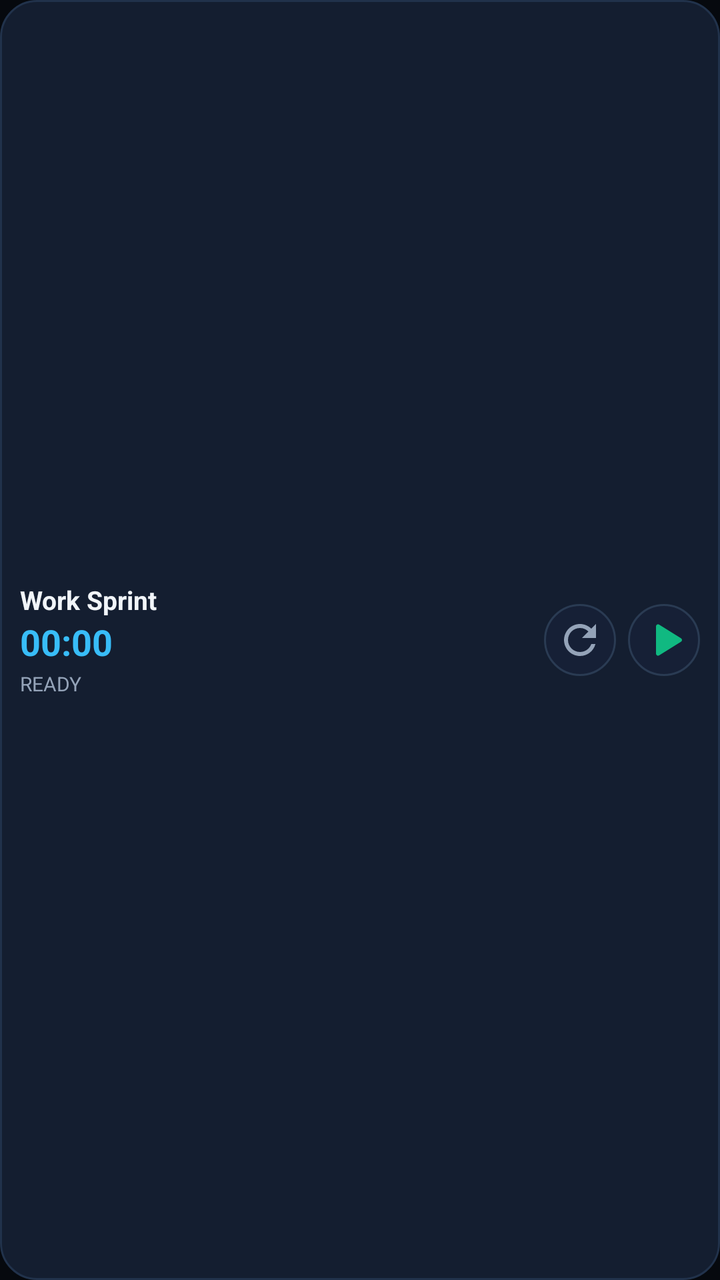
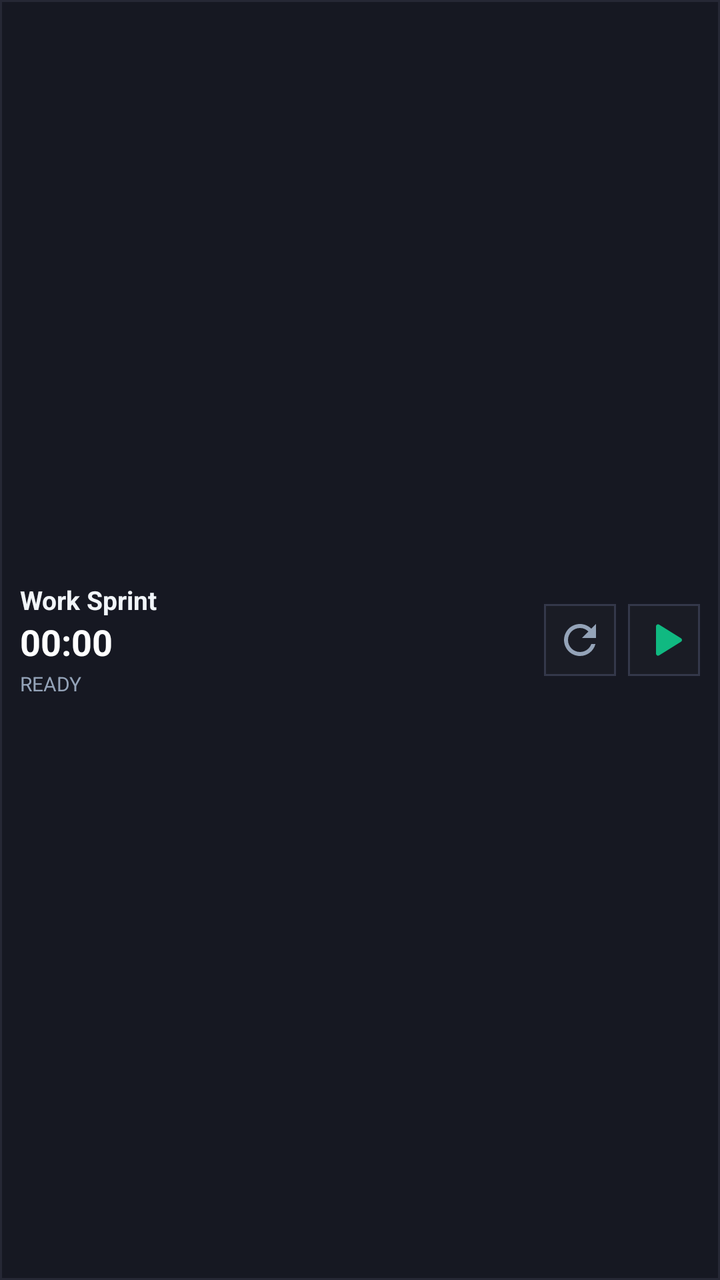

Compare the two renders of this Android layout. The source of the first and the diff that turns it into the second are given below.
<!-- AndroidManifest.xml: application theme Theme.MultiTimer -->
<!-- res/layout/widget_timer_item.xml -->
<?xml version="1.0" encoding="utf-8"?>
<LinearLayout xmlns:android="http://schemas.android.com/apk/res/android"
    android:id="@+id/item_root"
    android:layout_width="match_parent"
    android:layout_height="wrap_content"
    android:background="@drawable/widget_item_bg"
    android:gravity="center_vertical"
    android:orientation="horizontal"
    android:padding="10dp">

    
    <LinearLayout
        android:layout_width="0dp"
        android:layout_height="wrap_content"
        android:layout_weight="1"
        android:orientation="vertical">

        <TextView
            android:id="@+id/timer_name"
            android:layout_width="wrap_content"
            android:layout_height="wrap_content"
            android:ellipsize="end"
            android:maxLines="1"
            android:text="Work Sprint"
            android:textColor="#F1F5F9"
            android:textSize="13sp"
            android:textStyle="bold" />

        
        <Chronometer
            android:id="@+id/chronometer_view"
            android:layout_width="wrap_content"
            android:layout_height="wrap_content"
            android:textColor="#38BDF8"
            android:textSize="18sp"
            android:textStyle="bold" />

        
        <TextView
            android:id="@+id/timer_text"
            android:layout_width="wrap_content"
            android:layout_height="wrap_content"
            android:text="25:00"
            android:textColor="#38BDF8"
            android:textSize="18sp"
            android:textStyle="bold"
            android:visibility="gone" />

        
        <ProgressBar
            android:id="@+id/timer_progress"
            style="@android:style/Widget.ProgressBar.Horizontal"
            android:layout_width="match_parent"
            android:layout_height="6dp"
            android:layout_marginTop="4dp"
            android:layout_marginEnd="12dp"
            android:max="100"
            android:progress="0"
            android:progressDrawable="@drawable/progress_bar_custom"
            android:visibility="gone" />

        <TextView
            android:id="@+id/timer_status_label"
            android:layout_width="wrap_content"
            android:layout_height="wrap_content"
            android:layout_marginTop="2dp"
            android:text="READY"
            android:textColor="#94A3B8"
            android:textSize="10sp" />
    </LinearLayout>

    
    <LinearLayout
        android:layout_width="wrap_content"
        android:layout_height="wrap_content"
        android:gravity="center"
        android:orientation="horizontal">

        
        <ImageButton
            android:id="@+id/btn_reset"
            android:layout_width="36dp"
            android:layout_height="36dp"
            android:background="@drawable/btn_action_bg"
            android:contentDescription="Reset"
            android:src="@drawable/ic_reset"
            android:focusable="false"
            android:clickable="true"
            android:layout_marginEnd="6dp" />

        
        <ImageButton
            android:id="@+id/btn_play_pause"
            android:layout_width="36dp"
            android:layout_height="36dp"
            android:background="@drawable/btn_action_bg"
            android:contentDescription="Start or Pause"
            android:src="@drawable/ic_play"
            android:focusable="false"
            android:clickable="true" />
    </LinearLayout>

</LinearLayout>
<!-- resources referenced by this layout -->
<resources>
  <!-- drawable btn_action_bg (drawable) -->
  <?xml version="1.0" encoding="utf-8"?>
  <shape xmlns:android="http://schemas.android.com/apk/res/android"
      android:shape="oval">
      <solid android:color="#162036" />
      <stroke
          android:width="1dp"
          android:color="#2A3B53" />
      <size
          android:width="36dp"
          android:height="36dp" />
  </shape>
  <!-- drawable ic_play (drawable) -->
  <vector xmlns:android="http://schemas.android.com/apk/res/android"
      android:width="24dp"
      android:height="24dp"
      android:viewportWidth="24"
      android:viewportHeight="24">
      <path
          android:fillColor="#10B981"
          android:pathData="M8,5.14v13.72a1,1 0,0 0,1.52 0.86l11,-6.86a1,1 0,0 0,0 -1.72l-11,-6.86A1,1 0,0 0,8 5.14z"/>
  </vector>
  <!-- drawable ic_reset (drawable) -->
  <vector xmlns:android="http://schemas.android.com/apk/res/android"
      android:width="24dp"
      android:height="24dp"
      android:viewportWidth="24"
      android:viewportHeight="24">
      <path
          android:fillColor="#94A3B8"
          android:pathData="M17.65,6.35C16.2,4.9 14.21,4 12,4c-4.42,0 -7.99,3.58 -7.99,8s3.57,8 7.99,8c3.73,0 6.84,-2.55 7.73,-6h-2.08c-0.82,2.33 -3.04,4 -5.65,4 -3.31,0 -6,-2.69 -6,-6s2.69,-6 6,-6c1.66,0 3.14,0.69 4.22,1.78L13,11h7V4l-2.35,2.35z"/>
  </vector>
  <!-- drawable progress_bar_custom (drawable) -->
  <layer-list xmlns:android="http://schemas.android.com/apk/res/android">
      <item android:id="@android:id/background">
          <shape>
              <corners android:radius="6dp" />
              <solid android:color="#162036" />
          </shape>
      </item>
      <item android:id="@android:id/progress">
          <clip>
              <shape>
                  <corners android:radius="6dp" />
                  <gradient
                      android:angle="0"
                      android:startColor="#0284C7"
                      android:centerColor="#38BDF8"
                      android:endColor="#00F0FF" />
              </shape>
          </clip>
      </item>
  </layer-list>
  <!-- drawable widget_item_bg (drawable) -->
  <shape xmlns:android="http://schemas.android.com/apk/res/android"
      android:shape="rectangle">
      <solid android:color="#141E30" />
      <corners android:radius="18dp" />
      <stroke
          android:width="1dp"
          android:color="#21324B" />
  </shape>
  <style name="Theme.MultiTimer" parent="Theme.Material3.Dark.NoActionBar">
          <item name="colorPrimary">@color/primary</item>
          <item name="colorSecondary">@color/accent</item>
          <item name="android:statusBarColor">@color/bg_dark</item>
          <item name="android:windowBackground">@color/bg_dark</item>
      </style>
  <color name="primary">#38BDF8</color>
  <color name="accent">#10B981</color>
  <color name="bg_dark">#06090E</color>
</resources>

<!-- the commit's change to res/layout/widget_timer_item.xml (unified diff, before → after) -->
@@ -31,7 +31,7 @@
             android:id="@+id/chronometer_view"
             android:layout_width="wrap_content"
             android:layout_height="wrap_content"
-            android:textColor="#38BDF8"
+            android:textColor="#FFFFFF"
             android:textSize="18sp"
             android:textStyle="bold" />
 
@@ -41,7 +41,7 @@
             android:layout_width="wrap_content"
             android:layout_height="wrap_content"
             android:text="25:00"
-            android:textColor="#38BDF8"
+            android:textColor="#FFFFFF"
             android:textSize="18sp"
             android:textStyle="bold"
             android:visibility="gone" />
<!-- resource entries referenced after the edit -->
@@ -3,11 +3,12 @@
   <!-- drawable btn_action_bg (drawable) -->
   <?xml version="1.0" encoding="utf-8"?>
   <shape xmlns:android="http://schemas.android.com/apk/res/android"
-      android:shape="oval">
-      <solid android:color="#162036" />
+      android:shape="rectangle">
+      <solid android:color="#1A1C25" />
+      <corners android:radius="0dp" />
       <stroke
           android:width="1dp"
-          android:color="#2A3B53" />
+          android:color="#34384A" />
       <size
           android:width="36dp"
           android:height="36dp" />
@@ -36,19 +37,18 @@
   <layer-list xmlns:android="http://schemas.android.com/apk/res/android">
       <item android:id="@android:id/background">
           <shape>
-              <corners android:radius="6dp" />
-              <solid android:color="#162036" />
+              <corners android:radius="0dp" />
+              <solid android:color="#1A1C25" />
+              <stroke
+                  android:width="1dp"
+                  android:color="#242632" />
           </shape>
       </item>
       <item android:id="@android:id/progress">
           <clip>
               <shape>
-                  <corners android:radius="6dp" />
-                  <gradient
-                      android:angle="0"
-                      android:startColor="#0284C7"
-                      android:centerColor="#38BDF8"
-                      android:endColor="#00F0FF" />
+                  <corners android:radius="0dp" />
+                  <solid android:color="#6B8FA3" />
               </shape>
           </clip>
       </item>
@@ -56,11 +56,11 @@
   <!-- drawable widget_item_bg (drawable) -->
   <shape xmlns:android="http://schemas.android.com/apk/res/android"
       android:shape="rectangle">
-      <solid android:color="#141E30" />
-      <corners android:radius="18dp" />
+      <solid android:color="#161822" />
+      <corners android:radius="0dp" />
       <stroke
           android:width="1dp"
-          android:color="#21324B" />
+          android:color="#262835" />
   </shape>
   <style name="Theme.MultiTimer" parent="Theme.Material3.Dark.NoActionBar">
           <item name="colorPrimary">@color/primary</item>
@@ -68,8 +68,8 @@
           <item name="android:statusBarColor">@color/bg_dark</item>
           <item name="android:windowBackground">@color/bg_dark</item>
       </style>
-  <color name="primary">#38BDF8</color>
-  <color name="accent">#10B981</color>
-  <color name="bg_dark">#06090E</color>
+  <color name="primary">#6B8FA3</color>
+  <color name="accent">#638573</color>
+  <color name="bg_dark">#090A0D</color>
 </resources>
 
